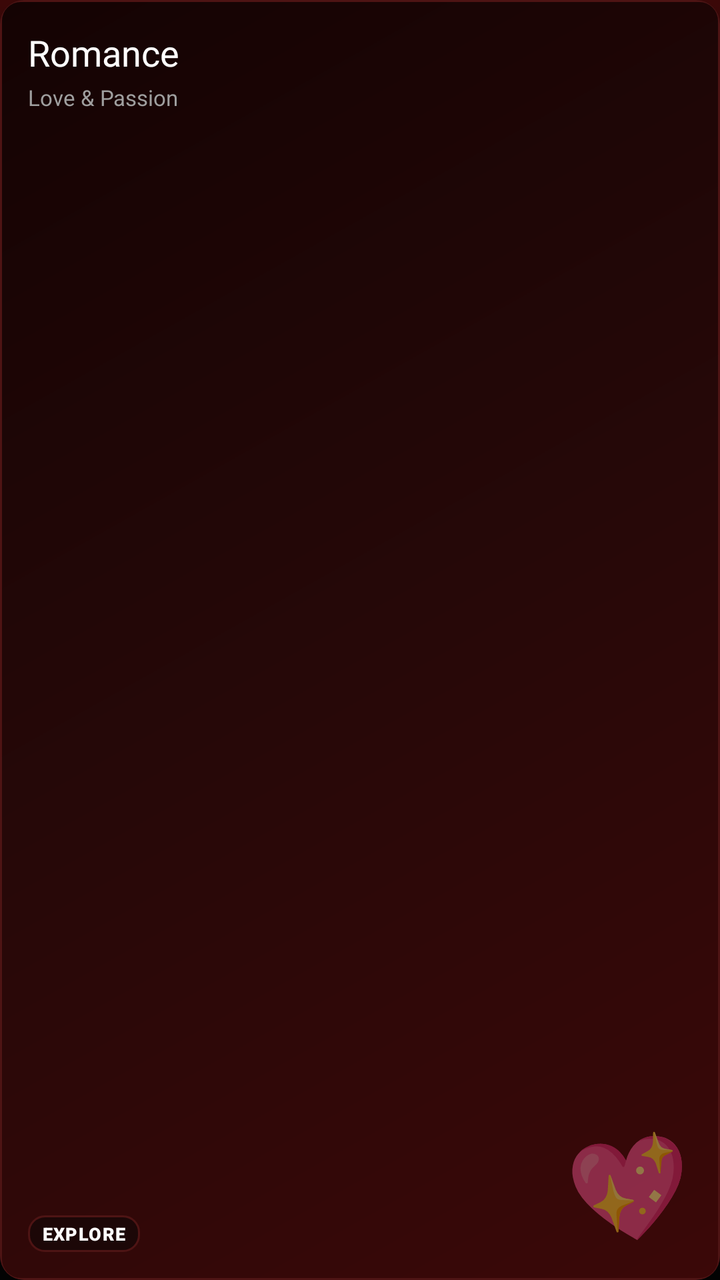
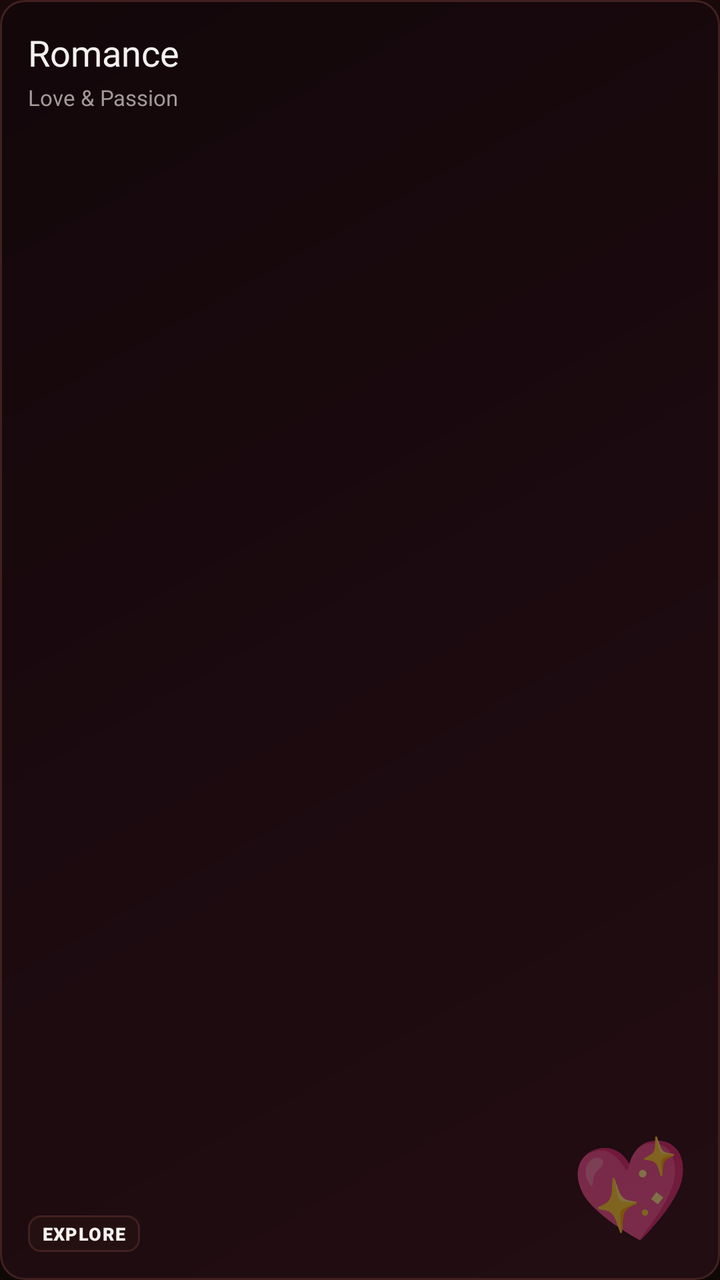

Compare the two renders of this Android layout. The source of the first and the diff that turns it into the second are given below.
<!-- AndroidManifest.xml: application theme Theme.BraveMusicPlayer -->
<!-- res/layout/item_category_channel_card.xml -->
<?xml version="1.0" encoding="utf-8"?>
<androidx.cardview.widget.CardView xmlns:android="http://schemas.android.com/apk/res/android"
    xmlns:app="http://schemas.android.com/apk/res-auto"
    android:layout_width="match_parent"
    android:layout_height="148dp"
    android:layout_margin="5dp"
    android:clickable="true"
    android:focusable="true"
    android:foreground="?android:attr/selectableItemBackground"
    app:cardBackgroundColor="@color/surface_black"
    app:cardCornerRadius="12dp"
    app:cardElevation="0dp">

    <RelativeLayout
        android:layout_width="match_parent"
        android:layout_height="match_parent"
        android:background="@drawable/bg_mix_card"
        android:padding="14dp">

        
        <TextView
            android:id="@+id/tvChannelDecorativeIcon"
            android:layout_width="wrap_content"
            android:layout_height="wrap_content"
            android:layout_alignParentEnd="true"
            android:layout_alignParentBottom="true"
            android:alpha="0.85"
            android:rotation="-8"
            android:text="💖"
            android:textSize="50sp" />

        
        <LinearLayout
            android:layout_width="match_parent"
            android:layout_height="wrap_content"
            android:layout_alignParentTop="true"
            android:orientation="vertical">

            <TextView
                android:id="@+id/tvChannelTitle"
                android:layout_width="wrap_content"
                android:layout_height="wrap_content"
                android:ellipsize="end"
                android:fontFamily="@font/youtube_sans_bold_font"
                android:maxLines="2"
                android:text="Romance"
                android:textColor="@color/white_primary"
                android:textSize="18sp" />

            <TextView
                android:id="@+id/tvChannelSubtitle"
                android:layout_width="wrap_content"
                android:layout_height="wrap_content"
                android:layout_marginTop="3dp"
                android:ellipsize="end"
                android:fontFamily="sans-serif"
                android:maxLines="1"
                android:text="Love &amp; Passion"
                android:textColor="@color/muted_grey"
                android:textSize="11sp" />
        </LinearLayout>

        
        <TextView
            android:id="@+id/tvChannelBadge"
            android:layout_width="wrap_content"
            android:layout_height="wrap_content"
            android:layout_alignParentStart="true"
            android:layout_alignParentBottom="true"
            android:background="@drawable/bg_pill_badge"
            android:fontFamily="sans-serif-black"
            android:letterSpacing="0.05"
            android:paddingStart="7dp"
            android:paddingTop="3dp"
            android:paddingEnd="7dp"
            android:paddingBottom="3dp"
            android:text="EXPLORE"
            android:textColor="@color/white_primary"
            android:textSize="9sp" />

    </RelativeLayout>
</androidx.cardview.widget.CardView>
<!-- resources referenced by this layout -->
<resources>
  <color name="muted_grey">#9F9F9F</color>
  <color name="surface_black">#121212</color>
  <color name="white_primary">#FFFFFF</color>
  <!-- drawable bg_mix_card (drawable) -->
  <?xml version="1.0" encoding="utf-8"?>
  <shape xmlns:android="http://schemas.android.com/apk/res/android"
      android:shape="rectangle">
      <gradient
          android:angle="135"
          android:startColor="@color/ytm_bg_top_glow"
          android:centerColor="@color/card_red_tint_start"
          android:endColor="@color/card_red_tint_end"
          android:type="linear" />
      <corners android:radius="10dp" />
      <stroke
          android:width="1dp"
          android:color="@color/card_red_tint_border" />
  </shape>
  <!-- drawable bg_pill_badge (drawable) -->
  <?xml version="1.0" encoding="utf-8"?>
  <shape xmlns:android="http://schemas.android.com/apk/res/android"
      android:shape="rectangle">
      <solid android:color="@color/card_red_tint_surface" />
      <stroke
          android:width="1dp"
          android:color="@color/card_red_tint_border" />
      <corners android:radius="8dp" />
  </shape>
  <style name="Theme.BraveMusicPlayer" parent="Theme.MaterialComponents.DayNight.NoActionBar">
          <item name="colorPrimary">@color/youtube_red</item>
          <item name="colorPrimaryVariant">@color/surface_black</item>
          <item name="colorOnPrimary">@color/white_primary</item>
          <item name="colorSecondary">@color/youtube_red</item>
          <item name="colorSecondaryVariant">@color/youtube_red</item>
          <item name="colorOnSecondary">@color/white_primary</item>
          <item name="android:colorBackground">@color/deep_black</item>
          <item name="android:statusBarColor">@color/ytm_bg_top_glow</item>
          <item name="android:navigationBarColor">@color/surface_black</item>
          <item name="android:windowBackground">@drawable/bg_ytm_gradient</item>
          <item name="bottomSheetDialogTheme">@style/YtmBottomSheetDialogTheme</item>
      </style>
  <color name="ytm_bg_top_glow">#3B0808</color>
  <color name="card_red_tint_start">#260808</color>
  <color name="card_red_tint_end">#140303</color>
  <color name="card_red_tint_border">#4E1414</color>
  <color name="card_red_tint_surface">#1C0707</color>
  <color name="youtube_red">#FF0000</color>
  <color name="deep_black">#030303</color>
  <!-- drawable bg_ytm_gradient (drawable) -->
  <?xml version="1.0" encoding="utf-8"?>
  <shape xmlns:android="http://schemas.android.com/apk/res/android"
      android:shape="rectangle">
      <gradient
          android:angle="270"
          android:startColor="@color/ytm_bg_top_glow"
          android:centerColor="@color/ytm_bg_middle"
          android:endColor="@color/ytm_bg_main"
          android:type="linear" />
  </shape>
  <style name="YtmBottomSheetDialogTheme" parent="Theme.Design.Light.BottomSheetDialog">
          <item name="bottomSheetStyle">@style/YtmBottomSheetStyle</item>
          <item name="android:windowIsFloating">false</item>
          <item name="android:navigationBarColor">@color/surface_black</item>
      </style>
  <color name="ytm_bg_middle">#0D0202</color>
  <color name="ytm_bg_main">#030303</color>
  <style name="YtmBottomSheetStyle" parent="Widget.Design.BottomSheet.Modal">
          <item name="android:background">@android:color/transparent</item>
      </style>
</resources>

<!-- the commit's change to res/layout/item_category_channel_card.xml (unified diff, before → after) -->
@@ -7,14 +7,15 @@
     android:clickable="true"
     android:focusable="true"
     android:foreground="?android:attr/selectableItemBackground"
-    app:cardBackgroundColor="@color/surface_black"
+    app:cardBackgroundColor="@color/surfaceCard"
     app:cardCornerRadius="12dp"
     app:cardElevation="0dp">
 
     <RelativeLayout
+        android:id="@+id/layoutChannelCard"
         android:layout_width="match_parent"
         android:layout_height="match_parent"
-        android:background="@drawable/bg_mix_card"
+        android:background="@drawable/bg_channel_card_maroon"
         android:padding="14dp">
 
         
@@ -24,10 +25,10 @@
             android:layout_height="wrap_content"
             android:layout_alignParentEnd="true"
             android:layout_alignParentBottom="true"
-            android:alpha="0.85"
+            android:alpha="0.80"
             android:rotation="-8"
             android:text="💖"
-            android:textSize="50sp" />
+            android:textSize="48sp" />
 
         
         <LinearLayout
@@ -44,7 +45,7 @@
                 android:fontFamily="@font/youtube_sans_bold_font"
                 android:maxLines="2"
                 android:text="Romance"
-                android:textColor="@color/white_primary"
+                android:textColor="@color/textPrimary"
                 android:textSize="18sp" />
 
             <TextView
@@ -56,7 +57,7 @@
                 android:fontFamily="sans-serif"
                 android:maxLines="1"
                 android:text="Love &amp; Passion"
-                android:textColor="@color/muted_grey"
+                android:textColor="@color/textSecondary"
                 android:textSize="11sp" />
         </LinearLayout>
 
@@ -75,7 +76,7 @@
             android:paddingEnd="7dp"
             android:paddingBottom="3dp"
             android:text="EXPLORE"
-            android:textColor="@color/white_primary"
+            android:textColor="@color/textPrimary"
             android:textSize="9sp" />
 
     </RelativeLayout>
<!-- resource entries referenced after the edit -->
@@ -1,72 +1,68 @@
 <!-- resources referenced by this layout -->
 <resources>
-  <color name="muted_grey">#9F9F9F</color>
-  <color name="surface_black">#121212</color>
-  <color name="white_primary">#FFFFFF</color>
-  <!-- drawable bg_mix_card (drawable) -->
+  <color name="surfaceCard">#1B1919</color>
+  <color name="textPrimary">#F5F1F1</color>
+  <color name="textSecondary">#A49A9A</color>
+  <!-- drawable bg_channel_card_maroon (drawable) -->
   <?xml version="1.0" encoding="utf-8"?>
   <shape xmlns:android="http://schemas.android.com/apk/res/android"
       android:shape="rectangle">
       <gradient
           android:angle="135"
-          android:startColor="@color/ytm_bg_top_glow"
-          android:centerColor="@color/card_red_tint_start"
-          android:endColor="@color/card_red_tint_end"
+          android:startColor="#220D12"
+          android:centerColor="#1B0A0F"
+          android:endColor="#13070A"
           android:type="linear" />
-      <corners android:radius="10dp" />
+      <corners android:radius="12dp" />
       <stroke
           android:width="1dp"
-          android:color="@color/card_red_tint_border" />
+          android:color="@color/borderSubtle" />
   </shape>
   <!-- drawable bg_pill_badge (drawable) -->
   <?xml version="1.0" encoding="utf-8"?>
   <shape xmlns:android="http://schemas.android.com/apk/res/android"
       android:shape="rectangle">
-      <solid android:color="@color/card_red_tint_surface" />
+      <solid android:color="@color/surfaceElevated" />
       <stroke
           android:width="1dp"
-          android:color="@color/card_red_tint_border" />
-      <corners android:radius="8dp" />
+          android:color="@color/borderSubtle" />
+      <corners android:radius="6dp" />
   </shape>
   <style name="Theme.BraveMusicPlayer" parent="Theme.MaterialComponents.DayNight.NoActionBar">
-          <item name="colorPrimary">@color/youtube_red</item>
-          <item name="colorPrimaryVariant">@color/surface_black</item>
-          <item name="colorOnPrimary">@color/white_primary</item>
-          <item name="colorSecondary">@color/youtube_red</item>
-          <item name="colorSecondaryVariant">@color/youtube_red</item>
-          <item name="colorOnSecondary">@color/white_primary</item>
-          <item name="android:colorBackground">@color/deep_black</item>
-          <item name="android:statusBarColor">@color/ytm_bg_top_glow</item>
-          <item name="android:navigationBarColor">@color/surface_black</item>
+          <item name="colorPrimary">@color/accentPrimary</item>
+          <item name="colorPrimaryVariant">@color/surfaceCard</item>
+          <item name="colorOnPrimary">@color/textPrimary</item>
+          <item name="colorSecondary">@color/accentPrimary</item>
+          <item name="colorSecondaryVariant">@color/accentPressed</item>
+          <item name="colorOnSecondary">@color/textPrimary</item>
+          <item name="android:colorBackground">@color/background</item>
+          <item name="android:statusBarColor">@color/background</item>
+          <item name="android:navigationBarColor">@color/background</item>
           <item name="android:windowBackground">@drawable/bg_ytm_gradient</item>
-          <item name="bottomSheetDialogTheme">@style/YtmBottomSheetDialogTheme</item>
+          <item name="bottomSheetDialogTheme">@style/MelodyBottomSheetDialogTheme</item>
       </style>
-  <color name="ytm_bg_top_glow">#3B0808</color>
-  <color name="card_red_tint_start">#260808</color>
-  <color name="card_red_tint_end">#140303</color>
-  <color name="card_red_tint_border">#4E1414</color>
-  <color name="card_red_tint_surface">#1C0707</color>
-  <color name="youtube_red">#FF0000</color>
-  <color name="deep_black">#030303</color>
+  <color name="borderSubtle">#422020</color>
+  <color name="surfaceElevated">#241010</color>
+  <color name="accentPrimary">#B8203A</color>
+  <color name="accentPressed">#8F1830</color>
+  <color name="background">#100707</color>
   <!-- drawable bg_ytm_gradient (drawable) -->
   <?xml version="1.0" encoding="utf-8"?>
   <shape xmlns:android="http://schemas.android.com/apk/res/android"
       android:shape="rectangle">
       <gradient
           android:angle="270"
-          android:startColor="@color/ytm_bg_top_glow"
-          android:centerColor="@color/ytm_bg_middle"
-          android:endColor="@color/ytm_bg_main"
+          android:startColor="@color/backgroundSecondary"
+          android:endColor="@color/background"
           android:type="linear" />
   </shape>
-  <style name="YtmBottomSheetDialogTheme" parent="Theme.Design.Light.BottomSheetDialog">
-          <item name="bottomSheetStyle">@style/YtmBottomSheetStyle</item>
+  <style name="MelodyBottomSheetDialogTheme" parent="Theme.Design.Light.BottomSheetDialog">
+          <item name="bottomSheetStyle">@style/MelodyBottomSheetStyle</item>
           <item name="android:windowIsFloating">false</item>
-          <item name="android:navigationBarColor">@color/surface_black</item>
+          <item name="android:navigationBarColor">@color/background</item>
       </style>
-  <color name="ytm_bg_middle">#0D0202</color>
-  <color name="ytm_bg_main">#030303</color>
-  <style name="YtmBottomSheetStyle" parent="Widget.Design.BottomSheet.Modal">
+  <color name="backgroundSecondary">#190909</color>
+  <style name="MelodyBottomSheetStyle" parent="Widget.Design.BottomSheet.Modal">
           <item name="android:background">@android:color/transparent</item>
       </style>
 </resources>
